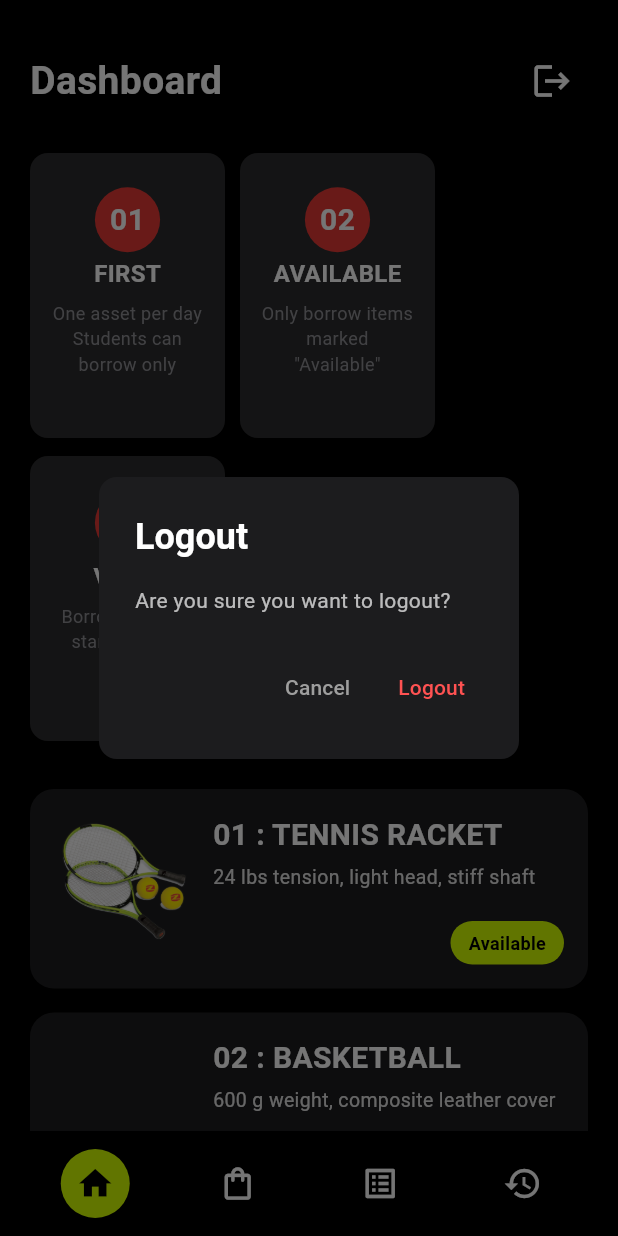
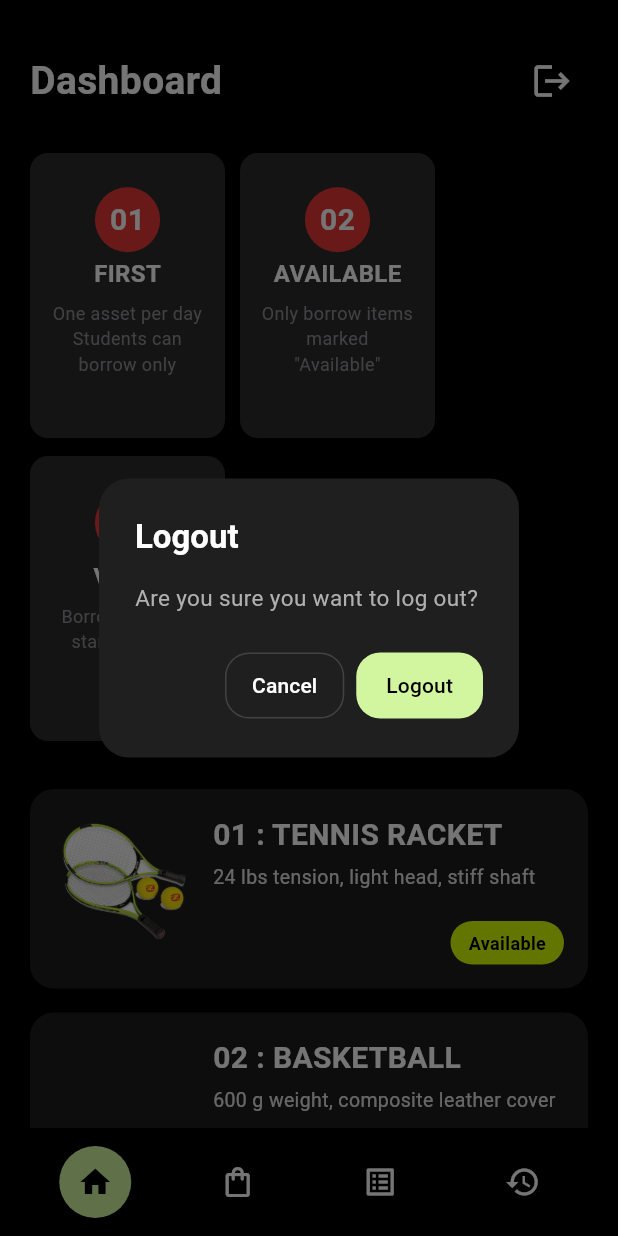
Before and after one commit to g4rty/asset_bor, a Flutter app: the StudentHomePage screen opened directly, item 2 of the bottom bar chosen, after a tap on the "arrow back ios new" icon, after a tap on the "logout" icon, on a phone screen of 412 x 824 dp. Run offline on Flutter 3.47's test engine with Material 3 defaults, Android fonts, the light colour scheme and no system bars; our stand-ins replace image_picker, shared_preferences; accounts and stored records are empty.

Commit message:
logout navbar

```diff
--- a/lib/config.dart
+++ b/lib/config.dart
@@ -8,6 +8,10 @@
 // }
 
 // pub
+// class AppConfig {
+//   static const String baseUrl = 'http://26.208.151.40:3000';
+// }
+
 class AppConfig {
-  static const String baseUrl = 'http://26.208.151.40:3000';
+  static const String baseUrl = 'http://10.0.0.74:3000';
 }
--- a/lib/student/student_home_page.dart
+++ b/lib/student/student_home_page.dart
@@ -2,6 +2,9 @@ import 'package:asset_bor/student/cancel_status_screen.dart';
 import 'package:asset_bor/student/history_screen.dart';
 import 'package:asset_bor/student/student_assets_list.dart';
 import 'package:flutter/material.dart';
+
+import '../../auth_storage.dart';
+import '../../login.dart';
 
 class StudentHomePage extends StatefulWidget {
   const StudentHomePage({super.key});
@@ -12,50 +15,103 @@ class StudentHomePage extends StatefulWidget {
 
 class _StudentHomePageState extends State<StudentHomePage> {
   int _selectedIndex = 0;
+  bool _loggingOut = false;
 
   static const Color _scaffoldBgColor = Color(0xFF000000);
   static const Color _darkCardColor = Color.fromARGB(255, 29, 29, 31);
-  static const Color _imageBgColor = Color(0xFF2C2C2E);
   static const Color _accentColor = Color(0xFFD4FF00);
-  static const Color _ruleNumberBgColor = Color(0xFFE53935);
   static const Color _lightTextColor = Color.fromARGB(255, 224, 224, 224);
 
-  void _showLogoutDialog(BuildContext context) {
-    showDialog(
+  void handleNavbar(int index) {
+    setState(() => _selectedIndex = index);
+    switch (index) {
+      case 0:
+        break;
+      case 1:
+        Navigator.push(
+          context,
+          MaterialPageRoute(builder: (_) => StudentAssetsList()),
+        );
+        break;
+      case 2:
+        Navigator.push(
+          context,
+          MaterialPageRoute(builder: (_) => CancelStatusScreen()),
+        );
+        break;
+      case 3:
+        Navigator.push(
+          context,
+          MaterialPageRoute(builder: (_) => HistoryScreen()),
+        );
+        break;
+    }
+  }
+
+  Future<void> _confirmAndLogout() async {
+    final ok = await showDialog<bool>(
       context: context,
-      builder: (context) {
-        return AlertDialog(
-          backgroundColor: const Color(0xFF1C1C1E),
-          shape: RoundedRectangleBorder(
-            borderRadius: BorderRadius.circular(12),
-          ),
+      builder: (context) => AlertDialog(
+        backgroundColor: const Color(0xFF1F1F1F),
+        shape: RoundedRectangleBorder(borderRadius: BorderRadius.circular(20)),
         title: const Text(
           'Logout',
-            style: TextStyle(color: Colors.white, fontWeight: FontWeight.bold),
+          style: TextStyle(
+            color: Colors.white,
+            fontSize: 22,
+            fontWeight: FontWeight.w600,
+          ),
         ),
         content: const Text(
-            'Are you sure you want to logout?',
-            style: TextStyle(color: Colors.white70),
+          'Are you sure you want to log out?',
+          style: TextStyle(color: Color(0xFFB0B0B0), fontSize: 15, height: 1.4),
         ),
         actions: [
-            TextButton(
-              onPressed: () => Navigator.pop(context),
-              child: const Text('Cancel', style: TextStyle(color: Colors.grey)),
+          OutlinedButton(
+            style: OutlinedButton.styleFrom(
+              foregroundColor: Colors.white,
+              side: const BorderSide(color: Color(0xFF424242)),
+              shape: RoundedRectangleBorder(
+                borderRadius: BorderRadius.circular(16),
               ),
-            TextButton(
-              onPressed: () {
-                Navigator.pop(context);
-                Navigator.pushReplacementNamed(context, '/login');
-              },
-              child: const Text(
-                'Logout',
-                style: TextStyle(color: Colors.redAccent),
+              padding: const EdgeInsets.symmetric(horizontal: 18, vertical: 12),
             ),
+            onPressed: () => Navigator.of(context).pop(false),
+            child: const Text('Cancel'),
+          ),
+          FilledButton(
+            style: FilledButton.styleFrom(
+              backgroundColor: Color.fromARGB(255, 210, 245, 160),
+              foregroundColor: Colors.black,
+              shape: RoundedRectangleBorder(
+                borderRadius: BorderRadius.circular(16),
+              ),
+              padding: const EdgeInsets.symmetric(horizontal: 20, vertical: 12),
+            ),
+            onPressed: () => Navigator.of(context).pop(true),
+            child: const Text('Logout'),
           ),
         ],
+      ),
     );
-      },
+
+    if (ok != true) return;
+    await _logout();
+  }
+
+  Future<void> _logout() async {
+    if (_loggingOut) return;
+    setState(() => _loggingOut = true);
+    try {
+      await AuthStorage.clearUserId();
+      if (!mounted) return;
+      Navigator.of(context).pushAndRemoveUntil(
+        MaterialPageRoute(builder: (_) => const LoginPage()),
+        (route) => false,
       );
+    } finally {
+      if (mounted) setState(() => _loggingOut = false);
+    }
   }
 
   @override
@@ -82,19 +138,22 @@ class _StudentHomePageState extends State<StudentHomePage> {
                           fontWeight: FontWeight.bold,
                         ),
                       ),
-                      IconButton(
+                      _loggingOut
+                          ? const SizedBox(
+                              width: 28,
+                              height: 28,
+                              child: CircularProgressIndicator(strokeWidth: 2),
+                            )
+                          : IconButton(
                               icon: const Icon(
                                 Icons.logout,
                                 color: Colors.white,
                                 size: 28,
                               ),
-                        onPressed: () {
-                          _showLogoutDialog(context);
-                        },
+                              onPressed: _confirmAndLogout,
                             ),
                     ],
                   ),
-
                   const SizedBox(height: 24),
                   _buildRulesSection(),
                   const SizedBox(height: 32),
@@ -128,69 +187,8 @@ class _StudentHomePageState extends State<StudentHomePage> {
           ),
         ],
       ),
-      bottomNavigationBar: _buildBottomNavBar(),
-    );
-  }
 
-  Widget _buildBottomNavBar() {
-    return Container(
-      padding: const EdgeInsets.symmetric(vertical: 12.0, horizontal: 16.0),
-      color: _scaffoldBgColor,
-      child: Row(
-        mainAxisAlignment: MainAxisAlignment.spaceAround,
-        children: [
-          _buildNavItem(icon: Icons.home, index: 0),
-          _buildNavItem(icon: Icons.shopping_bag_outlined, index: 1),
-          _buildNavItem(icon: Icons.list_alt_outlined, index: 2),
-          _buildNavItem(icon: Icons.history, index: 3),
-        ],
-      ),
-    );
-  }
-
-  Widget _buildNavItem({required IconData icon, required int index}) {
-    final bool isSelected = _selectedIndex == index;
-    return GestureDetector(
-      onTap: () async {
-        setState(() {
-          _selectedIndex = index;
-        });
-
-        if (index == 1) {
-          final result = await Navigator.push(
-            context,
-            MaterialPageRoute(builder: (context) => const StudentAssetsList()),
-          );
-          if (result == 'refresh') {
-            setState(() {
-              _selectedIndex = 0;
-            });
-          }
-        } else if (index == 2) {
-          Navigator.push(
-            context,
-            MaterialPageRoute(builder: (context) => CancelStatusScreen()),
-          );
-        } else if (index == 3) {
-          Navigator.push(
-            context,
-            MaterialPageRoute(builder: (context) => HistoryScreen()),
-          );
-        }
-      },
-      child: AnimatedContainer(
-        duration: const Duration(milliseconds: 200),
-        padding: const EdgeInsets.all(10),
-        decoration: BoxDecoration(
-          color: isSelected ? _accentColor : Colors.transparent,
-          shape: BoxShape.circle,
-        ),
-        child: Icon(
-          icon,
-          color: isSelected ? Colors.black : Colors.white,
-          size: 26,
-        ),
-      ),
+      bottomNavigationBar: NavBar(index: _selectedIndex, onTap: handleNavbar),
     );
   }
 
@@ -259,9 +257,7 @@ class _StudentHomePageState extends State<StudentHomePage> {
               ),
             ),
           ),
-
           const SizedBox(width: 16),
-
           Expanded(
             child: Column(
               crossAxisAlignment: CrossAxisAlignment.start,
@@ -279,7 +275,6 @@ class _StudentHomePageState extends State<StudentHomePage> {
                   subtitle,
                   style: const TextStyle(color: _lightTextColor, fontSize: 13),
                 ),
-
                 const SizedBox(height: 20),
                 Align(
                   alignment: Alignment.bottomRight,
@@ -386,3 +381,62 @@ class _RuleCard extends StatelessWidget {
     );
   }
 }
+
+class NavBar extends StatelessWidget {
+  const NavBar({super.key, required this.index, required this.onTap});
+
+  final int index;
+  final ValueChanged<int> onTap;
+
+  static const Color _bg = Colors.black;
+  static const Color _active = Color.fromARGB(255, 210, 245, 160);
+  static const Color _inactive = Colors.white;
+
+  @override
+  Widget build(BuildContext context) {
+    final icons = [
+      Icons.home,
+      Icons.shopping_bag_outlined,
+      Icons.list_alt_outlined,
+      Icons.history,
+    ];
+    final bottomInset = MediaQuery.of(context).viewPadding.bottom;
+
+    return Container(
+      height: 72 + bottomInset,
+      padding: EdgeInsets.only(
+        left: 16,
+        right: 16,
+        top: 12,
+        bottom: bottomInset > 0 ? bottomInset * 0.4 : 12,
+      ),
+      color: _bg,
+      child: Row(
+        mainAxisAlignment: MainAxisAlignment.spaceAround,
+        children: List.generate(icons.length, (i) {
+          final selected = i == index;
+          return InkWell(
+            borderRadius: BorderRadius.circular(28),
+            onTap: () => onTap(i),
+            child: AnimatedContainer(
+              duration: const Duration(milliseconds: 180),
+              curve: Curves.easeOut,
+              width: 48,
+              height: 48,
+              decoration: BoxDecoration(
+                color: selected ? _active : Colors.transparent,
+                shape: BoxShape.circle,
+              ),
+              alignment: Alignment.center,
+              child: Icon(
+                icons[i],
+                size: 24,
+                color: selected ? Colors.black : _inactive,
+              ),
+            ),
+          );
+        }),
+      ),
+    );
+  }
+}
```
Lines whose indentation alone changed are shown as unchanged.
